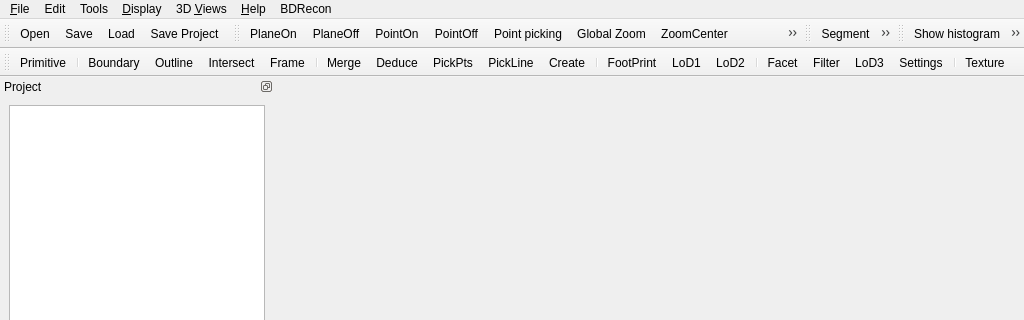
Above: qCC/ui_templates/mainWindow.ui from CloudCompare/CloudCompare before the change; both pictures show x 0 to 1024 and y 0 to 320 of the 1024 by 768 pixel window. Below: the same form after it.
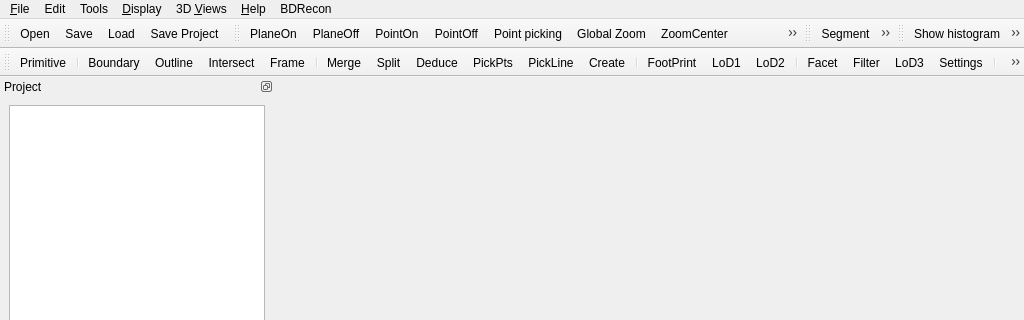
That is the form after the change. Icons and pictures are not drawn. Custom widgets are drawn as their Qt base class.

Commit message: split plane

The edit to the form file:
```diff
--- a/qCC/ui_templates/mainWindow.ui
+++ b/qCC/ui_templates/mainWindow.ui
@@ -858,6 +858,7 @@
    <addaction name="actionBDPrimPlaneFrame"/>
    <addaction name="separator"/>
    <addaction name="actionBDPrimMergePlane"/>
+   <addaction name="actionBDPrimSplitPlane"/>
    <addaction name="actionBDPlane_Deduction"/>
    <addaction name="actionPointListPicking"/>
    <addaction name="actionTracePolyline"/>
@@ -3416,6 +3417,18 @@
     <string>Ctrl+Shift+S</string>
    </property>
   </action>
+  <action name="actionBDPrimSplitPlane">
+   <property name="icon">
+    <iconset resource="../icones.qrc">
+     <normaloff>:/CC/Stocker/images/stocker/splitplane.png</normaloff>:/CC/Stocker/images/stocker/splitplane.png</iconset>
+   </property>
+   <property name="text">
+    <string>Split Plane</string>
+   </property>
+   <property name="iconText">
+    <string>Split</string>
+   </property>
+  </action>
  </widget>
  <customwidgets>
   <customwidget>
```
The commit also changes 7 other files.
